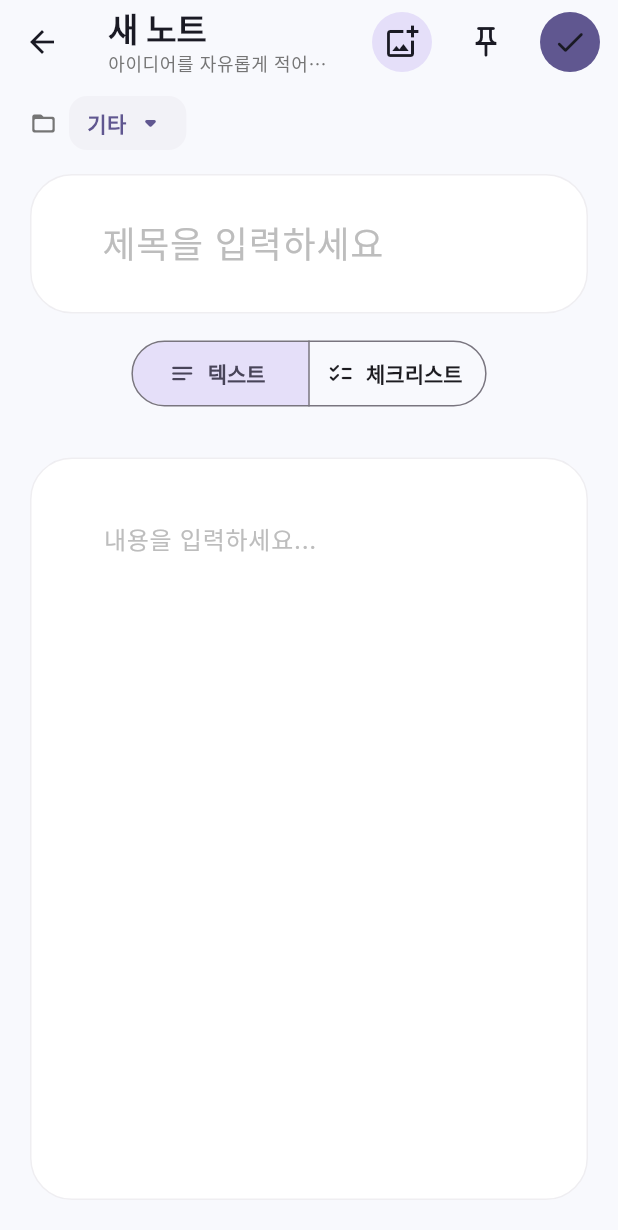
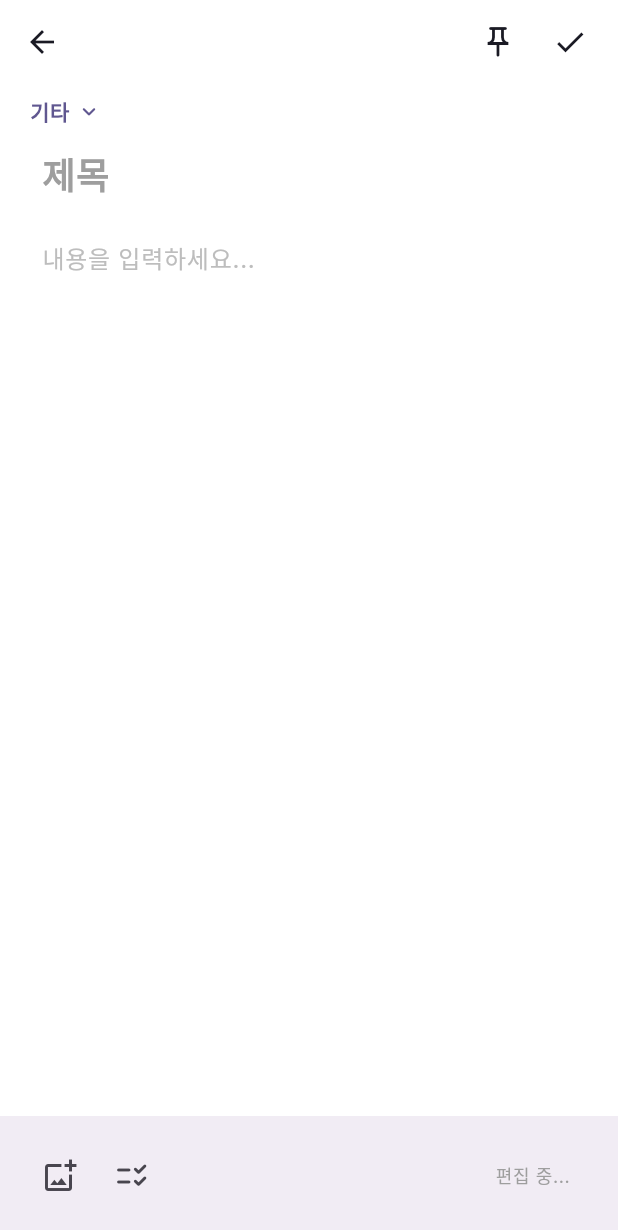
Before and after one commit to sangheonkimme/simple_note_app, a Flutter app: the NoteEditorScreen screen opened directly, on a phone screen of 412 x 824 dp. Shown: the top 1230 px of the screen. Run offline on Flutter 3.47's test engine with Material 3 defaults, Android fonts, the phone set to English and light mode, and no system bars; our stand-ins replace firebase_analytics, firebase_core, firebase_crashlytics, flutter_native_splash, flutter_riverpod, flutter_secure_storage and 6 more; accounts and stored records are empty; generated files the repository leaves out were written again; network calls fail.

Commit message:
feat : 노트에디터 간소화 및 오류 수정

```diff
--- a/lib/src/features/notes/presentation/note_editor_screen.dart
+++ b/lib/src/features/notes/presentation/note_editor_screen.dart
@@ -21,6 +21,7 @@ class NoteEditorScreen extends ConsumerStatefulWidget {
 }
 
 class _NoteEditorScreenState extends ConsumerState<NoteEditorScreen> {
+  late final FocusNode _bodyFocusNode;
   late final TextEditingController _titleController;
   late final TextEditingController _bodyController;
   late NoteType _noteType;
@@ -37,6 +38,7 @@ class _NoteEditorScreenState extends ConsumerState<NoteEditorScreen> {
     super.initState();
     widget.note?.attachments.loadSync();
 
+    _bodyFocusNode = FocusNode();
     _titleController = TextEditingController(text: widget.note?.title ?? '');
     _bodyController = TextEditingController(text: widget.note?.body ?? '');
     _noteType = widget.note?.type ?? widget.initialNoteType;
@@ -66,6 +68,7 @@ class _NoteEditorScreenState extends ConsumerState<NoteEditorScreen> {
   void dispose() {
     _titleController.dispose();
     _bodyController.dispose();
+    _bodyFocusNode.dispose();
     super.dispose();
   }
 
@@ -104,8 +107,6 @@ class _NoteEditorScreenState extends ConsumerState<NoteEditorScreen> {
     }
     noteToSave.updatedAt = DateTime.now();
 
-    noteToSave.updatedAt = DateTime.now();
-
     final folder = _selectedFolder;
 
     noteRepository.saveNote(
@@ -128,27 +129,152 @@ class _NoteEditorScreenState extends ConsumerState<NoteEditorScreen> {
 
   void _addChecklistItem() => setState(() => _checklistItems.add(ChecklistItem()));
 
+  void _toggleNoteType() {
+    setState(() {
+      if (_noteType == NoteType.text) {
+        _noteType = NoteType.checklist;
+        if (_checklistItems.isEmpty && _bodyController.text.isNotEmpty) {
+           final lines = _bodyController.text.split('\n');
+           _checklistItems = lines.map((l) => ChecklistItem()..text = l).toList();
+        }
+      } else {
+        _noteType = NoteType.text;
+        if (_bodyController.text.isEmpty && _checklistItems.isNotEmpty) {
+          _bodyController.text = _checklistItems.map((i) => i.text).join('\n');
+        }
+      }
+    });
+  }
+
   @override
   Widget build(BuildContext context) {
     return Scaffold(
+      backgroundColor: Theme.of(context).colorScheme.surface,
       appBar: AppBar(
-        titleSpacing: 16,
-        title: Column(
+        backgroundColor: Theme.of(context).colorScheme.surface,
+        elevation: 0,
+        leading: IconButton(
+          icon: const Icon(Icons.arrow_back),
+          onPressed: _saveNote,
+        ),
+        actions: [
+          IconButton(
+            tooltip: _isPinned ? '고정 해제' : '고정',
+            onPressed: () {
+              if (widget.note != null) {
+                ref.read(noteRepositoryProvider).togglePinStatus(widget.note!.id);
+              }
+              setState(() {
+                _isPinned = !_isPinned;
+              });
+            },
+            icon: Icon(
+              _isPinned ? Icons.push_pin : Icons.push_pin_outlined,
+              color: _isPinned ? Theme.of(context).colorScheme.primary : null,
+            ),
+          ),
+          IconButton(
+            tooltip: '저장',
+            onPressed: _saveNote,
+            icon: const Icon(Icons.check),
+          ),
+          const SizedBox(width: 8),
+        ],
+      ),
+      body: SafeArea(
+        child: Column(
+          children: [
+            Padding(
+              padding: const EdgeInsets.symmetric(horizontal: 20),
+              child: _FolderSelector(
+                selectedFolder: _selectedFolder,
+                onFolderSelected: (folder) => setState(() => _selectedFolder = folder),
+              ),
+            ),
+            Expanded(
+              child: CustomScrollView(
+                slivers: [
+                  SliverPadding(
+                    padding: const EdgeInsets.symmetric(horizontal: 24, vertical: 0),
+                    sliver: SliverToBoxAdapter(
+                      child: Column(
                         crossAxisAlignment: CrossAxisAlignment.start,
                         children: [
-            Text(
-              widget.note == null ? '새 노트' : '노트 편집',
-              style: Theme.of(context).textTheme.titleLarge?.copyWith(fontWeight: FontWeight.w700),
+                          TextField(
+                            controller: _titleController,
+                            decoration: const InputDecoration(
+                              hintText: '제목',
+                              border: InputBorder.none,
+                              focusedBorder: InputBorder.none,
+                              enabledBorder: InputBorder.none,
+                              errorBorder: InputBorder.none,
+                              disabledBorder: InputBorder.none,
+                              contentPadding: EdgeInsets.zero,
+                              hintStyle: TextStyle(fontSize: 24, fontWeight: FontWeight.bold, color: Colors.grey),
                             ),
-            Text(
-              '아이디어를 자유롭게 적어보세요',
-              style: Theme.of(context).textTheme.bodySmall?.copyWith(color: Colors.grey.shade600),
+                            style: const TextStyle(fontSize: 24, fontWeight: FontWeight.bold),
+                            maxLines: null,
+                            textInputAction: TextInputAction.next,
+                          ),
+                          const SizedBox(height: 8),
+                          _AttachmentEditor(
+                            existingAttachments: _existingAttachments,
+                            newAttachments: _newAttachments,
+                            onAttachmentDeleted: (attachment) => setState(() {
+                              if (_newAttachments.contains(attachment)) {
+                                _newAttachments.remove(attachment);
+                              } else if (_existingAttachments.contains(attachment)) {
+                                _existingAttachments.remove(attachment);
+                                _deletedAttachments.add(attachment);
+                              }
+                            }),
                           ),
                         ],
                       ),
-        actions: [
-          IconButton.filledTonal(
+                    ),
+                  ),
+                  if (_noteType == NoteType.text)
+                    SliverPadding(
+                      padding: const EdgeInsets.symmetric(horizontal: 24),
+                      sliver: SliverFillRemaining(
+                        hasScrollBody: false,
+                        child: GestureDetector(
+                          onTap: () => _bodyFocusNode.requestFocus(),
+                          child: Align(
+                            alignment: Alignment.topLeft,
+                            child: _TextEditorBody(
+                              controller: _bodyController,
+                              focusNode: _bodyFocusNode,
+                            ),
+                          ),
+                        ),
+                      ),
+                    )
+                  else
+                    SliverPadding(
+                      padding: const EdgeInsets.symmetric(horizontal: 24),
+                      sliver: SliverToBoxAdapter(
+                        child: _ChecklistEditorBody(
+                          items: _checklistItems,
+                          onAddItem: _addChecklistItem,
+                          onItemChanged: (item, value) => setState(() => item.done = value),
+                        ),
+                      ),
+                    ),
+                   const SliverToBoxAdapter(child: SizedBox(height: 80)),
+                ],
+              ),
+            ),
+          ],
+        ),
+      ),
+      bottomNavigationBar: BottomAppBar(
+        color: Theme.of(context).colorScheme.surfaceContainer,
+        child: Row(
+          children: [
+            IconButton(
               tooltip: '이미지 첨부',
+              icon: const Icon(Icons.add_photo_alternate_outlined),
               onPressed: () => showModalBottomSheet(
                 context: context,
                 showDragHandle: true,
@@ -176,100 +302,19 @@ class _NoteEditorScreenState extends ConsumerState<NoteEditorScreen> {
                   ),
                 ),
               ),
-            icon: const Icon(Icons.add_photo_alternate_outlined),
             ),
-          const SizedBox(width: 8),
             IconButton(
-            tooltip: _isPinned ? '고정 해제' : '고정',
-            onPressed: () {
-              // For an existing note, also update the database immediately
-              if (widget.note != null) {
-                ref.read(noteRepositoryProvider).togglePinStatus(widget.note!.id);
-              }
-              // For both new and existing notes, update the local UI state
-              setState(() {
-                _isPinned = !_isPinned;
-              });
-            },
-            icon: Icon(
-              _isPinned ? Icons.push_pin : Icons.push_pin_outlined,
-              color: _isPinned ? Theme.of(context).colorScheme.primary : null,
+              tooltip: _noteType == NoteType.text ? '체크리스트로 변경' : '텍스트로 변경',
+              icon: Icon(_noteType == NoteType.text ? Icons.checklist_rtl_rounded : Icons.notes_rounded),
+              onPressed: _toggleNoteType,
             ),
+            const Spacer(),
+            Text(
+              '편집 중...',
+              style: Theme.of(context).textTheme.bodySmall?.copyWith(color: Colors.grey),
             ),
-          const SizedBox(width: 8),
-          IconButton.filled(
-            tooltip: '저장',
-            onPressed: _saveNote,
-            icon: const Icon(Icons.check_rounded),
-          ),
-          const SizedBox(width: 8),
+            const SizedBox(width: 16),
           ],
-      ),
-      body: SafeArea(
-        child: Padding(
-          padding: const EdgeInsets.fromLTRB(20, 8, 20, 24),
-          child: Column(
-            children: [
-              _FolderSelector(
-                selectedFolder: _selectedFolder,
-                onFolderSelected: (folder) => setState(() => _selectedFolder = folder),
-              ),
-              const SizedBox(height: 8),
-              _FrostedField(
-                child: TextField(
-                  controller: _titleController,
-                  decoration: const InputDecoration(hintText: '제목을 입력하세요'),
-                  style: const TextStyle(fontSize: 24, fontWeight: FontWeight.w800),
-                  maxLines: 1,
-                ),
-              ),
-              const SizedBox(height: 16),
-              SegmentedButton<NoteType>(
-                showSelectedIcon: false,
-                segments: const [
-                  ButtonSegment(value: NoteType.text, label: Text('텍스트'), icon: Icon(Icons.notes_rounded)),
-                  ButtonSegment(value: NoteType.checklist, label: Text('체크리스트'), icon: Icon(Icons.checklist_rounded)),
-                ],
-                style: ButtonStyle(
-                  padding: WidgetStateProperty.all(const EdgeInsets.symmetric(horizontal: 16, vertical: 12)),
-                  textStyle: WidgetStateProperty.all(const TextStyle(fontWeight: FontWeight.w600)),
-                ),
-                selected: {_noteType},
-                onSelectionChanged: (value) => setState(() => _noteType = value.first),
-              ),
-              const SizedBox(height: 16),
-              _AttachmentEditor(
-                existingAttachments: _existingAttachments,
-                newAttachments: _newAttachments,
-                onAttachmentDeleted: (attachment) => setState(() {
-                  if (_newAttachments.contains(attachment)) {
-                    _newAttachments.remove(attachment);
-                  } else if (_existingAttachments.contains(attachment)) {
-                    _existingAttachments.remove(attachment);
-                    _deletedAttachments.add(attachment);
-                  }
-                }),
-              ),
-              const SizedBox(height: 16),
-              Expanded(
-                child: Container(
-                  decoration: BoxDecoration(
-                    color: Theme.of(context).colorScheme.surface,
-                    borderRadius: BorderRadius.circular(28),
-                    border: Border.all(color: Theme.of(context).colorScheme.outlineVariant.withValues(alpha: 0.3)),
-                  ),
-                  padding: const EdgeInsets.all(20),
-                  child: _noteType == NoteType.text
-                      ? _TextEditorBody(controller: _bodyController)
-                      : _ChecklistEditorBody(
-                          items: _checklistItems,
-                          onAddItem: _addChecklistItem,
-                          onItemChanged: (item, value) => setState(() => item.done = value),
-                        ),
-                ),
-              ),
-            ],
-          ),
         ),
       ),
     );
@@ -291,8 +336,9 @@ class _AttachmentEditor extends StatelessWidget {
       return const SizedBox.shrink();
     }
 
-    return SizedBox(
+    return Container(
       height: 120,
+      margin: const EdgeInsets.only(bottom: 16),
       child: ListView.separated(
         scrollDirection: Axis.horizontal,
         itemCount: allAttachments.length,
@@ -302,7 +348,7 @@ class _AttachmentEditor extends StatelessWidget {
           return Stack(
             children: [
               ClipRRect(
-                borderRadius: BorderRadius.circular(20),
+                borderRadius: BorderRadius.circular(12),
                 child: Image.file(
                   File(attachment.filePath),
                   width: 120,
@@ -311,14 +357,17 @@ class _AttachmentEditor extends StatelessWidget {
                 ),
               ),
               Positioned(
-                right: 6,
-                top: 6,
+                right: 4,
+                top: 4,
                 child: GestureDetector(
                   onTap: () => onAttachmentDeleted(attachment),
-                  child: const CircleAvatar(
-                    radius: 14,
-                    backgroundColor: Colors.black54,
-                    child: Icon(Icons.close, size: 16, color: Colors.white),
+                  child: Container(
+                    padding: const EdgeInsets.all(4),
+                    decoration: const BoxDecoration(
+                      color: Colors.black54,
+                      shape: BoxShape.circle,
+                    ),
+                    child: const Icon(Icons.close, size: 14, color: Colors.white),
                   ),
                 ),
               ),
@@ -332,21 +381,26 @@ class _AttachmentEditor extends StatelessWidget {
 
 class _TextEditorBody extends StatelessWidget {
   final TextEditingController controller;
-  const _TextEditorBody({required this.controller});
+  final FocusNode focusNode;
+  const _TextEditorBody({required this.controller, required this.focusNode});
 
   @override
   Widget build(BuildContext context) {
     return TextField(
       controller: controller,
+      focusNode: focusNode,
       decoration: const InputDecoration(
         hintText: '내용을 입력하세요...',
         border: InputBorder.none,
+        focusedBorder: InputBorder.none,
+        enabledBorder: InputBorder.none,
+        errorBorder: InputBorder.none,
+        disabledBorder: InputBorder.none,
+        contentPadding: EdgeInsets.zero,
       ),
-      style: const TextStyle(fontSize: 16, height: 1.6),
+      style: const TextStyle(fontSize: 16, height: 1.5),
       maxLines: null,
-      expands: true,
-      textAlignVertical: TextAlignVertical.top,
-      autofocus: false,
+      scrollPhysics: const NeverScrollableScrollPhysics(),
     );
   }
 }
@@ -360,71 +414,54 @@ class _ChecklistEditorBody extends StatelessWidget {
 
   @override
   Widget build(BuildContext context) {
-    final controller = ScrollController();
-    return Scrollbar(
-      controller: controller,
-      child: ListView.separated(
-        controller: controller,
-        padding: EdgeInsets.zero,
-        itemCount: items.length + 1,
-        separatorBuilder: (_, __) => const SizedBox(height: 12),
-        itemBuilder: (context, index) {
-          if (index == items.length) {
-            return OutlinedButton.icon(
-              onPressed: onAddItem,
-              icon: const Icon(Icons.add),
-              label: const Text('항목 추가'),
-            );
-          }
-          final item = items[index];
-          return Container(
-            padding: const EdgeInsets.symmetric(horizontal: 12, vertical: 4),
-            decoration: BoxDecoration(
-              color: Theme.of(context).colorScheme.surfaceContainerHighest.withValues(alpha: 0.2),
-              borderRadius: BorderRadius.circular(16),
-            ),
+    return Column(
+      children: [
+        ...items.map((item) => Padding(
+          padding: const EdgeInsets.only(bottom: 8.0),
           child: Row(
             children: [
-                Checkbox(
+              Transform.scale(
+                scale: 1.1,
+                child: Checkbox(
                   value: item.done,
                   onChanged: (value) => onItemChanged(item, value ?? false),
+                  shape: RoundedRectangleBorder(borderRadius: BorderRadius.circular(4)),
+                ),
               ),
               Expanded(
                 child: TextFormField(
                   initialValue: item.text,
                   onChanged: (value) => item.text = value,
                   decoration: const InputDecoration(
-                      hintText: '할 일을 입력하세요',
+                    hintText: '할 일',
                     border: InputBorder.none,
+                    focusedBorder: InputBorder.none,
+                    enabledBorder: InputBorder.none,
+                    errorBorder: InputBorder.none,
+                    disabledBorder: InputBorder.none,
+                    isDense: true,
+                    contentPadding: EdgeInsets.zero,
+                  ),
+                  style: TextStyle(
+                    decoration: item.done ? TextDecoration.lineThrough : null,
+                    color: item.done ? Colors.grey : null,
                   ),
                 ),
               ),
             ],
           ),
-          );
-        },
+        )),
+        TextButton.icon(
+          onPressed: onAddItem,
+          icon: const Icon(Icons.add),
+          label: const Text('항목 추가'),
+          style: TextButton.styleFrom(
+            foregroundColor: Theme.of(context).colorScheme.primary,
+            padding: EdgeInsets.zero,
+            alignment: Alignment.centerLeft,
           ),
-    );
-  }
-}
-
-class _FrostedField extends StatelessWidget {
-  const _FrostedField({required this.child});
-
-  final Widget child;
-
-  @override
-  Widget build(BuildContext context) {
-    return DecoratedBox(
-      decoration: BoxDecoration(
-        color: Theme.of(context).colorScheme.surface,
-        borderRadius: BorderRadius.circular(28),
-        border: Border.all(color: Theme.of(context).colorScheme.outlineVariant.withValues(alpha: 0.3)),
         ),
-      child: Padding(
-        padding: const EdgeInsets.symmetric(horizontal: 20, vertical: 8),
-        child: child,
-      ),
+      ],
     );
   }
 }
@@ -444,11 +481,9 @@ class _FolderSelector extends ConsumerWidget {
         if (folders.isEmpty) return const SizedBox.shrink();
 
         return Container(
-          margin: const EdgeInsets.only(bottom: 8),
+          margin: const EdgeInsets.only(bottom: 0),
           child: Row(
             children: [
-              Icon(Icons.folder_open_rounded, size: 18, color: Colors.grey.shade600),
-              const SizedBox(width: 8),
               PopupMenuButton<Folder>(
                 initialValue: selectedFolder,
                 onSelected: onFolderSelected,
@@ -461,11 +496,7 @@ class _FolderSelector extends ConsumerWidget {
                   }).toList();
                 },
                 child: Container(
-                  padding: const EdgeInsets.symmetric(horizontal: 12, vertical: 6),
-                  decoration: BoxDecoration(
-                    color: Theme.of(context).colorScheme.surfaceContainerHighest.withValues(alpha: 0.3),
-                    borderRadius: BorderRadius.circular(12),
-                  ),
+                  padding: const EdgeInsets.symmetric(horizontal: 0, vertical: 8),
                   child: Row(
                     mainAxisSize: MainAxisSize.min,
                     children: [
@@ -478,7 +509,7 @@ class _FolderSelector extends ConsumerWidget {
                         ),
                       ),
                       const SizedBox(width: 4),
-                      Icon(Icons.arrow_drop_down_rounded, color: Theme.of(context).colorScheme.primary),
+                      Icon(Icons.keyboard_arrow_down_rounded, size: 18, color: Theme.of(context).colorScheme.primary),
                     ],
                   ),
                 ),
```
Also changed, not shown: lib/src/features/common/presentation/note_card.dart (+57 -9 lines), lib/src/features/notes/presentation/folder_notes_screen.dart (+6 -7 lines), lib/src/features/notes/presentation/home_screen.dart (+7 -9 lines), pubspec.lock. Lines whose indentation alone changed are shown as unchanged.
